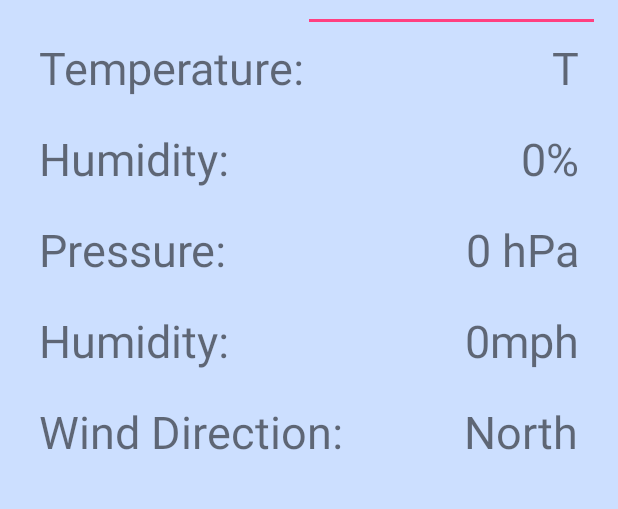
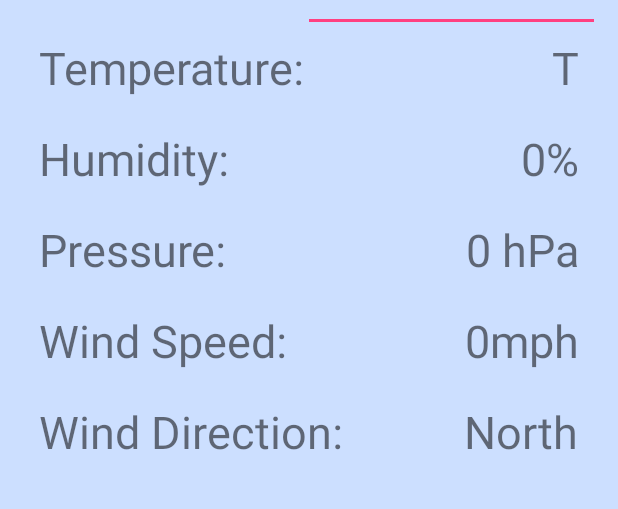
Before and after one commit to andrewbeav/WeatherMeme, an Android app: the screen it shows after launch (MainActivity), tab 2 chosen, on a phone screen of 412 x 824 dp, the part 158-667 px from its top. Run offline under Robolectric (Android 15) with nearby library versions, the light colour scheme and no system bars.

Commit message:
Fix default text on layout

```diff
--- a/app/src/main/java/andrewbeav/github/io/weathermeme/DetailedWeatherFragment.java
+++ b/app/src/main/java/andrewbeav/github/io/weathermeme/DetailedWeatherFragment.java
@@ -6,6 +6,7 @@ import android.support.v4.app.Fragment;
 import android.view.LayoutInflater;
 import android.view.View;
 import android.view.ViewGroup;
+import android.widget.TextView;
 
 
 /**
@@ -18,12 +19,16 @@ public class DetailedWeatherFragment extends Fragment {
         // Required empty public constructor
     }
 
+    private TextView tempView, humidityView, pressureView, windView, windDirectionView;
 
     @Override
     public View onCreateView(LayoutInflater inflater, ViewGroup container,
                              Bundle savedInstanceState) {
+
+        View view = inflater.inflate(R.layout.fragment_detailed_weather, container, false);
+
         // Inflate the layout for this fragment
-        return inflater.inflate(R.layout.fragment_detailed_weather, container, false);
+        return view;
     }
 
 }
--- a/app/src/main/res/layout/fragment_detailed_weather.xml
+++ b/app/src/main/res/layout/fragment_detailed_weather.xml
@@ -70,7 +70,7 @@
 
             <TextView
                 android:id="@+id/detailed_wind_text"
-                android:text="@string/detailed_humidity_default"
+                android:text="@string/detailed_wind_default"
                 android:textSize="30dp"
                 android:layout_margin="10dp"
                 android:layout_below="@+id/detailed_pressure_text"
--- a/app/src/main/res/values/strings.xml
+++ b/app/src/main/res/values/strings.xml
@@ -20,4 +20,5 @@
     <string name="detailed_wind_value_default">0mph</string>
     <string name="detailed_wind_direction_default">Wind Direction:</string>
     <string name="detailed_wind_direction_value_default">North</string>
+    <string name="detailed_wind_default">Wind Speed:</string>
 </resources>
```
